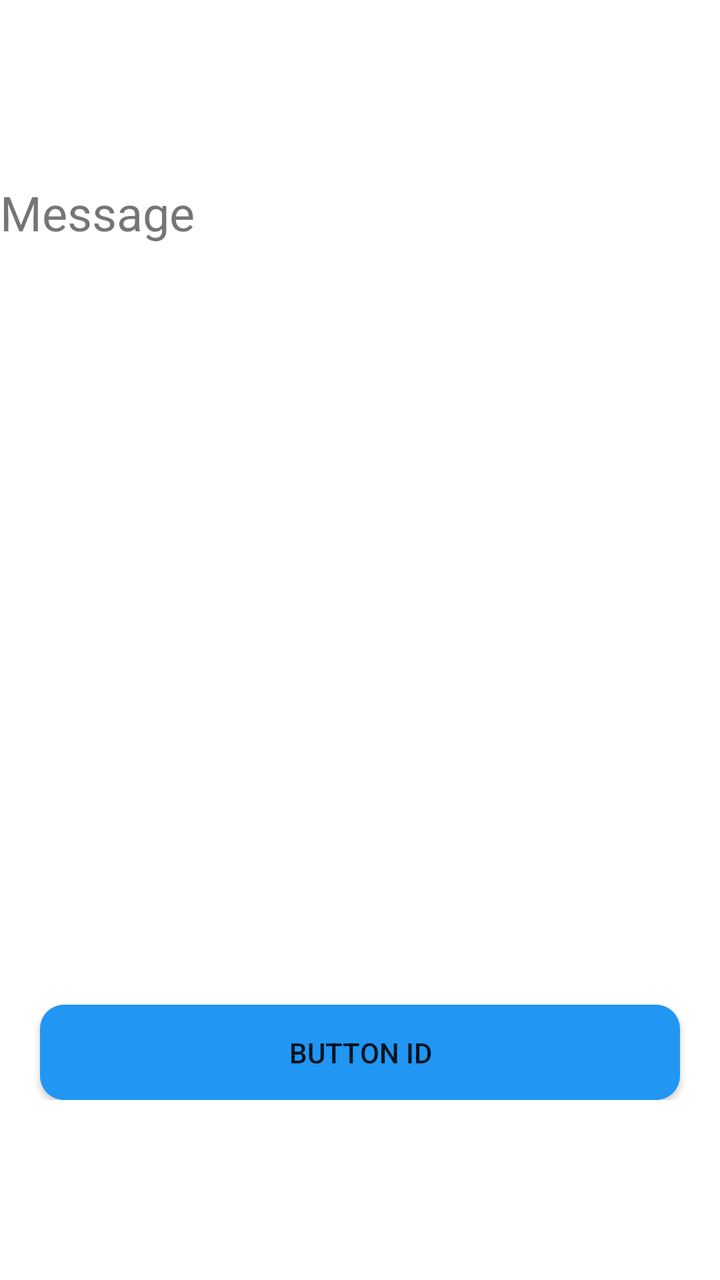
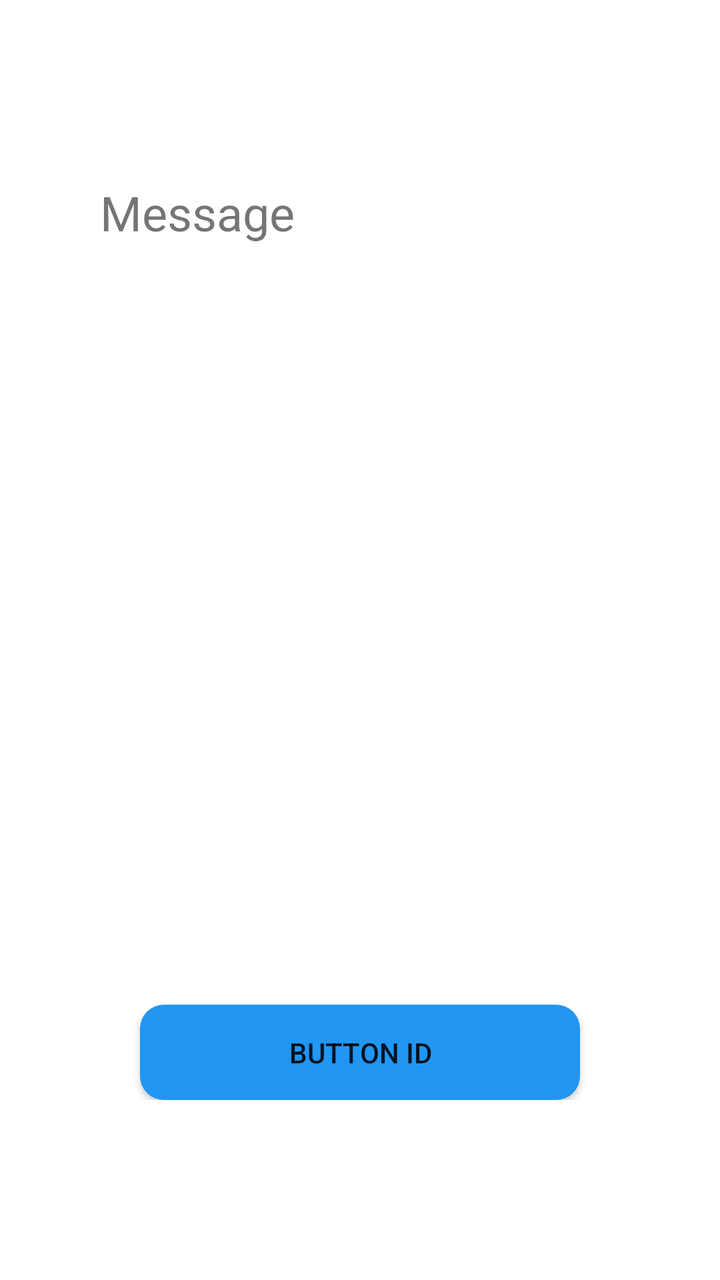

Two renders of the same Android screen: before a commit and after it. Below are the layout's source before the change and the commit's diff.
<!-- AndroidManifest.xml: application theme Theme.RoomEqualizer -->
<!-- res/layout/layout_pop2.xml -->
<?xml version="1.0" encoding="utf-8"?>
<LinearLayout xmlns:android="http://schemas.android.com/apk/res/android"
    xmlns:app="http://schemas.android.com/apk/res-auto"
    android:layout_width="match_parent"
    android:layout_height="match_parent"
    android:gravity="center"
    android:orientation="vertical">

    <LinearLayout
        android:id="@+id/background"
        android:layout_width="400dp"
        android:layout_height="500dp"
        android:background="@color/white"
        android:orientation="vertical"
        android:padding="20dp">

        <LinearLayout
            android:layout_width="match_parent"
            android:layout_height="0dp"
            android:layout_weight="7"
            android:orientation="horizontal">

            <TextView
                android:id="@+id/tvMessage"
                android:layout_width="match_parent"
                android:layout_height="wrap_content"
                android:text="Message"
                android:textSize="24sp" />
        </LinearLayout>

        <LinearLayout
            android:layout_width="match_parent"
            android:layout_height="0dp"
            android:layout_weight="1"
            android:orientation="vertical">

            <android.widget.Button
                android:id="@+id/btnButtonID"
                android:layout_width="match_parent"
                android:layout_height="0dp"
                android:layout_marginLeft="20dp"
                android:layout_marginTop="10dp"
                android:layout_marginRight="20dp"
                android:layout_weight="1"
                android:background="@drawable/bg_button"
                android:text="Button ID" />
        </LinearLayout>

    </LinearLayout>

</LinearLayout>
<!-- resources referenced by this layout -->
<resources>
  <color name="white">#FFFFFFFF</color>
  <!-- drawable bg_button (drawable) -->
  <?xml version="1.0" encoding="utf-8"?>
  <selector xmlns:android="http://schemas.android.com/apk/res/android">
  
      
      <item android:state_pressed="true">
          <shape android:shape="rectangle">
              <solid android:color="#2196F3" /> 
              <corners android:radius="12dp" /> 
          </shape>
      </item>
  
      
      <item>
          <shape android:shape="rectangle">
              <solid android:color="#2196F3" /> 
              <corners android:radius="12dp" /> 
          </shape>
      </item>
  
  </selector>
  <style name="Theme.RoomEqualizer" parent="Theme.MaterialComponents.DayNight.DarkActionBar">
          
          <item name="colorPrimary">@color/purple_500</item>
          <item name="colorPrimaryVariant">@color/purple_700</item>
          <item name="colorOnPrimary">@color/white</item>
          
          <item name="colorSecondary">@color/teal_200</item>
          <item name="colorSecondaryVariant">@color/teal_700</item>
          <item name="colorOnSecondary">@color/black</item>
          
          <item name="android:statusBarColor">?attr/colorPrimaryVariant</item>
          
      </style>
  <color name="purple_500">#FF6200EE</color>
  <color name="purple_700">#FF3700B3</color>
  <color name="teal_200">#FF03DAC5</color>
  <color name="teal_700">#FF018786</color>
  <color name="black">#FF000000</color>
</resources>

<!-- the commit's change to res/layout/layout_pop2.xml (unified diff, before → after) -->
@@ -8,7 +8,7 @@
 
     <LinearLayout
         android:id="@+id/background"
-        android:layout_width="400dp"
+        android:layout_width="300dp"
         android:layout_height="500dp"
         android:background="@color/white"
         android:orientation="vertical"
